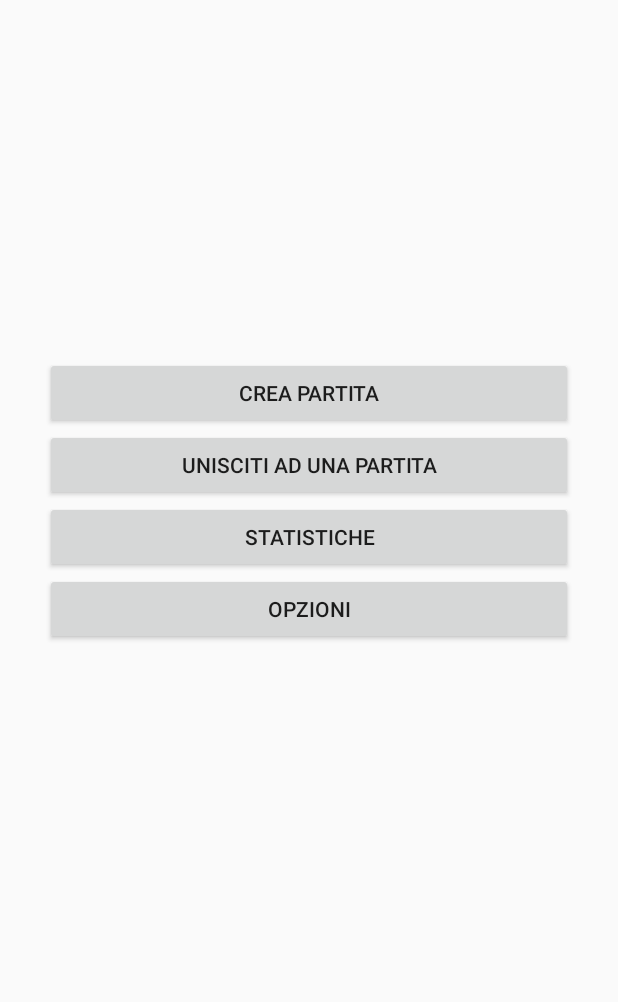
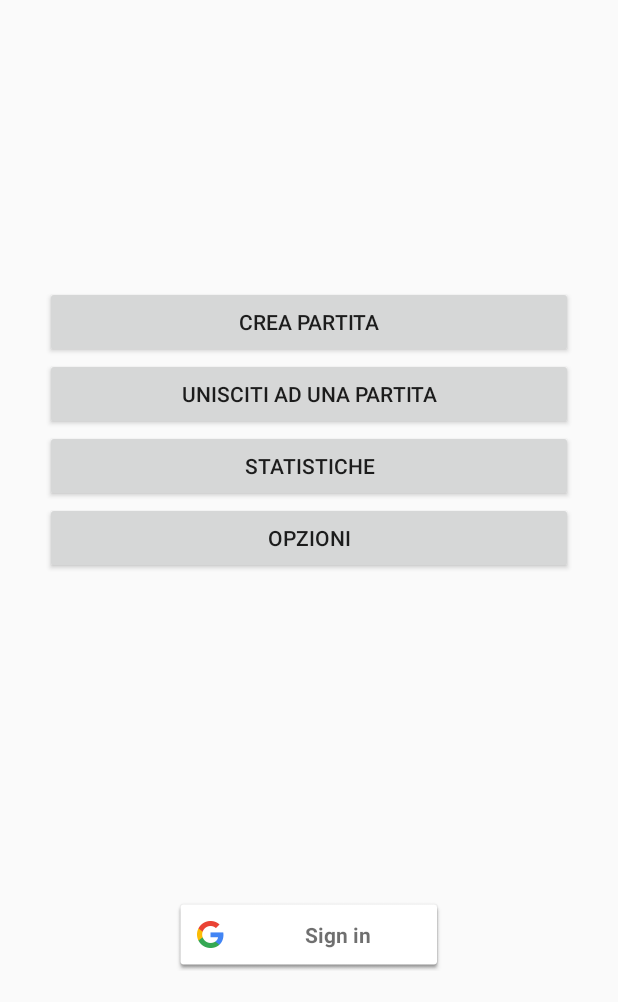
Before and after one commit to beawar/UltimateNotakto, an Android app: the screen it shows after launch (MainActivity), on a phone screen of 412 x 824 dp, the part 234-1236 px from its top. Run offline under Robolectric (Android 15) with nearby library versions, the light colour scheme and no system bars; 1 statement that could not run was skipped.

Commit message:
Iniziata creazione connessione giocatori
Modificata connesione a googleApiClient per avere un'unica istanza per tutta l'app

```diff
--- /dev/null
+++ b/Android/app/src/main/java/com/example/misterweeman/ultimatenotakto/App.java
@@ -0,0 +1,28 @@
+package com.example.misterweeman.ultimatenotakto;
+
+import android.app.Application;
+
+public class App extends Application {
+    private GoogleApiHelper mGoogleApiHelper;
+    private static App mInstance;
+
+    @Override
+    public void onCreate() {
+        super.onCreate();
+
+        mInstance = this;
+        mGoogleApiHelper = new GoogleApiHelper(mInstance);
+    }
+
+    public static synchronized App getInstance() {
+        return mInstance;
+    }
+
+    public GoogleApiHelper getGoogleApiHelperInstace() {
+        return mGoogleApiHelper;
+    }
+
+    public static GoogleApiHelper getGoogleApiHelper() {
+        return getInstance().getGoogleApiHelperInstace();
+    }
+}
--- a/Android/app/src/main/java/com/example/misterweeman/ultimatenotakto/GameActivity.java
+++ b/Android/app/src/main/java/com/example/misterweeman/ultimatenotakto/GameActivity.java
@@ -27,7 +27,7 @@ public class GameActivity extends AppCompatActivity implements GameFragment.Game
             // we could end up with overlapping fragments.
             if (savedInstanceState == null) {
                 // Create a new Fragment to be placed in the activity layout
-                GameFragment gameFragment = new GameFragment();
+                GameFragment gameFragment = GameFragment.newInstance(getIntent().getIntExtra(getString(R.string.ARG_GRID_SIZE), 3));
 
                 // In case this activity was started with special instructions from an
                 // Intent, pass the Intent's extras to the fragment as arguments
--- /dev/null
+++ b/Android/app/src/main/java/com/example/misterweeman/ultimatenotakto/GoogleApiHelper.java
@@ -0,0 +1,86 @@
+package com.example.misterweeman.ultimatenotakto;
+
+import android.content.Context;
+import android.os.Bundle;
+import android.support.annotation.NonNull;
+import android.support.annotation.Nullable;
+import android.view.View;
+
+import com.google.android.gms.common.ConnectionResult;
+import com.google.android.gms.common.api.GoogleApiClient;
+import com.google.android.gms.games.Games;
+
+
+class GoogleApiHelper implements GoogleApiClient.OnConnectionFailedListener, GoogleApiClient.ConnectionCallbacks {
+    private Context context;
+    private GoogleApiClient mGoogleApiClient;
+
+    private ConnectionListener mConnectionListener;
+
+
+    public GoogleApiHelper(Context context) {
+        this.context = context;
+        buildGoogleApiClient();
+    }
+
+    private synchronized void buildGoogleApiClient() {
+        mGoogleApiClient = new GoogleApiClient.Builder(context)
+                .addConnectionCallbacks(this)
+                .addOnConnectionFailedListener(this)
+                .addApi(Games.API).addScope(Games.SCOPE_GAMES)
+                // add others APIs and scopes here as needed
+                .build();
+    }
+
+    public void connect() {
+        if (mGoogleApiClient != null) {
+            mGoogleApiClient.connect();
+        }
+    }
+
+    public void disconnect() {
+        if (mGoogleApiClient != null && mGoogleApiClient.isConnected()) {
+            mGoogleApiClient.disconnect();
+        }
+    }
+
+    public GoogleApiClient getGoogleApiClient() {
+        return mGoogleApiClient;
+    }
+
+    public boolean isConnected() {
+        return mGoogleApiClient != null && mGoogleApiClient.isConnected();
+    }
+
+    @Override
+    public void onConnected(@Nullable Bundle bundle) {
+        if (mConnectionListener != null) {
+            mConnectionListener.onConnected(bundle);
+        }
+    }
+
+    @Override
+    public void onConnectionSuspended(int i) {
+        mGoogleApiClient.connect();
+    }
+
+    @Override
+    public void onConnectionFailed(@NonNull ConnectionResult connectionResult) {
+        if (mConnectionListener != null) {
+            mConnectionListener.onConnectionFailed(connectionResult);
+        }
+    }
+
+    public void setConnectionListener (ConnectionListener connectionListener) {
+        this.mConnectionListener = connectionListener;
+    }
+
+    public boolean isSetConnectionListener () {
+        return mConnectionListener != null;
+    }
+
+    public interface ConnectionListener extends View.OnClickListener {
+        void onConnected(Bundle bundle);
+        void onConnectionFailed(ConnectionResult connectionResult);
+    }
+}
--- a/Android/app/src/main/java/com/example/misterweeman/ultimatenotakto/MainActivity.java
+++ b/Android/app/src/main/java/com/example/misterweeman/ultimatenotakto/MainActivity.java
@@ -6,16 +6,24 @@ import android.support.v7.app.AppCompatActivity;
 import android.util.Log;
 import android.view.View;
 
-
-public class MainActivity extends AppCompatActivity{
+public class MainActivity extends AppCompatActivity {
 
     private static final String TAG = "UltimateNotakto";
+    private SignInFragment signInFragment;
 
     @Override
     protected void onCreate(Bundle savedInstanceState){
         super.onCreate(savedInstanceState);
         setContentView(R.layout.activity_main);
 
+        if (findViewById(R.id.signin_fragment) != null) {
+            if (savedInstanceState == null) {
+                signInFragment = new SignInFragment();
+                signInFragment.setArguments(getIntent().getExtras());
+                getSupportFragmentManager().beginTransaction()
+                        .add(R.id.signin_fragment, signInFragment).commit();
+            }
+        }
     }
 
     // called when the user click "Crea Partita"
--- /dev/null
+++ b/Android/app/src/main/java/com/example/misterweeman/ultimatenotakto/QuickGameActivity.java
@@ -0,0 +1,5 @@
+package com.example.misterweeman.ultimatenotakto;
+
+class QuickGameActivity {
+
+}
--- /dev/null
+++ b/Android/app/src/main/java/com/example/misterweeman/ultimatenotakto/SignInFragment.java
@@ -0,0 +1,168 @@
+package com.example.misterweeman.ultimatenotakto;
+
+import android.app.Activity;
+import android.support.v4.app.Fragment;
+import android.content.Context;
+import android.content.Intent;
+import android.support.annotation.NonNull;
+import android.support.annotation.Nullable;
+import android.os.Bundle;
+import android.view.LayoutInflater;
+import android.view.View;
+import android.view.ViewGroup;
+import android.widget.Button;
+
+import com.google.android.gms.common.ConnectionResult;
+import com.google.android.gms.common.SignInButton;
+import com.google.android.gms.games.Games;
+import com.google.example.games.basegameutils.BaseGameUtils;
+
+import static android.app.Activity.RESULT_OK;
+
+public class SignInFragment extends Fragment implements GoogleApiHelper.ConnectionListener{
+
+    private GoogleApiHelper mGoogleApiHelper;
+
+    private static int RC_SIGN_IN = 9001;
+
+    private boolean mResolvingConnectionFailure = false;
+    private boolean mAutoStartSignInflow = true;
+    private boolean mSignInClicked = false;
+    // set true when you are in the middle of the sign in flow, to know you should not attempt to connect in OnStart()
+    private boolean mInSignInFlow = false;
+    private boolean mExplicitSignOut = false;
+
+    private SignInButton mSignInButton;
+    private Button mSignOutButton;
+//    private View.OnClickListener mClickListener;
+
+
+    @Override
+    public void onCreate(Bundle savedInstanceState) {
+        super.onCreate(savedInstanceState);
+        mGoogleApiHelper = App.getGoogleApiHelper();
+        if (!mGoogleApiHelper.isSetConnectionListener()){
+            mGoogleApiHelper.setConnectionListener(this);
+        }
+    }
+
+    @Nullable
+    @Override
+    public View onCreateView(LayoutInflater inflater, @Nullable ViewGroup container, Bundle savedInstanceState) {
+//        return super.onCreateView(inflater, container, savedInstanceState);
+        final View view = inflater.inflate(R.layout.fragment_signin, container, false);
+        if (view != null){
+            mSignInButton = (SignInButton) view.findViewById(R.id.sign_in_button);
+            mSignOutButton = (Button) view.findViewById(R.id.sign_out_button);
+        }
+        if (mSignInButton != null && mSignOutButton != null){
+            mSignInButton.setOnClickListener(this);
+            mSignOutButton.setOnClickListener(this);
+        }
+        return view;
+    }
+
+    @Override
+    public void onAttach(Context context) {
+        super.onAttach(context);
+        if (mGoogleApiHelper != null) {
+            mGoogleApiHelper.setConnectionListener(this);
+        }
+    }
+
+    @Override
+    public void onDetach() {
+        super.onDetach();
+        if (mGoogleApiHelper != null) {
+            mGoogleApiHelper.setConnectionListener(null);
+        }
+    }
+
+    @Override
+    public void onConnectionFailed(@NonNull ConnectionResult connectionResult) {
+        // if not already resolving
+        if (!mResolvingConnectionFailure) {
+            // if the sign-in button was clicked or if auto sign-in is enabled, launch the sign-in flow
+            if (mSignInClicked || mAutoStartSignInflow) {
+                mAutoStartSignInflow = false;
+                mSignInClicked = false;
+                mResolvingConnectionFailure = false;
+
+                // Attempt to resolve the connection failure using BaseGameUtils
+                if (!BaseGameUtils.resolveConnectionFailure(getActivity(),
+                        mGoogleApiHelper.getGoogleApiClient(), connectionResult, RC_SIGN_IN,
+                        R.string.sign_in_other_error)) {
+                    mResolvingConnectionFailure = false;
+                }
+            }
+
+        }
+        mSignInButton.setVisibility(View.VISIBLE);
+    }
+
+    @Override
+    public void onConnected(@Nullable Bundle bundle) {
+        if (mSignInButton.getVisibility() != View.GONE) {
+            // The player is signed in. Hide the sign-in button and allow the player to proceed
+            mSignInButton.setVisibility(View.GONE);
+            mSignOutButton.setVisibility(View.VISIBLE);
+        }
+        // Your code here: update UI, enable functionality that depends on sign in, etc
+    }
+
+    public void onActivityResult(int requestCode, int resultCode, Intent data) {
+        if (requestCode == RC_SIGN_IN) {
+            mSignInClicked = false;
+            mResolvingConnectionFailure = false;
+            if (resultCode == RESULT_OK) {
+                mGoogleApiHelper.connect();
+            } else {
+                // Bring up an error dialog to alert the user that the sign-in failed
+                BaseGameUtils.showActivityResultError(getActivity(), requestCode, resultCode, R.string.signin_failure);
+            }
+        }
+    }
+
+    public void signIn() {
+        mInSignInFlow = true;
+        mSignInClicked = true;
+        mGoogleApiHelper.connect();
+    }
+
+    public void signOut() {
+        mExplicitSignOut = true;
+        mSignInClicked = false;
+        if (mGoogleApiHelper.isConnected()){
+            Games.signOut(mGoogleApiHelper.getGoogleApiClient());
+            mGoogleApiHelper.disconnect();
+        }
+    }
+
+    @Override
+    public void onStart() {
+        super.onStart();
+        if (!mInSignInFlow && !mExplicitSignOut){
+            // Auto sign-in
+            mGoogleApiHelper.connect();
+        }
+    }
+
+    @Override
+    public void onStop() {
+        super.onStop();
+        mGoogleApiHelper.disconnect();
+    }
+
+    @Override
+    public void onClick(View v) {
+        if (v.getId() == R.id.sign_in_button) {
+            signIn();
+
+        } else if (v.getId() == R.id.sign_out_button) {
+            signOut();
+            mSignInButton.setVisibility(View.VISIBLE);
+            mSignOutButton.setVisibility(View.GONE);
+        }
+    }
+
+}
--- a/Android/app/src/main/res/layout/activity_main.xml
+++ b/Android/app/src/main/res/layout/activity_main.xml
@@ -3,7 +3,8 @@
     xmlns:tools="http://schemas.android.com/tools"
     android:layout_width="match_parent"
     android:layout_height="match_parent"
-    android:orientation="vertical">
+    android:orientation="vertical"
+    android:weightSum="1">
 
     <TextView
         android:id="@+id/mainActivity_title"
@@ -17,10 +18,11 @@
     <LinearLayout
         android:gravity="center"
         android:layout_width="match_parent"
-        android:layout_height="match_parent"
+        android:layout_height="0dp"
         android:orientation="vertical"
         android:layout_marginLeft="30dp"
-        android:layout_marginRight="30dp">
+        android:layout_marginRight="30dp"
+        android:layout_weight="1.01">
 
         <Button
             android:id="@+id/create_game_btn1"
@@ -51,4 +53,14 @@
 
     </LinearLayout>
 
+    <FrameLayout layout="@layout/fragment_signin"
+        android:layout_height="wrap_content"
+        android:layout_width="match_parent"
+        android:id="@+id/signin_fragment" />
+    <!--<fragment-->
+        <!--android:name="com.example.misterweeman.ultimatenotakto.SignInFragment"-->
+        <!--android:id="@+id/signin_fragment"-->
+        <!--android:layout_width="match_parent"-->
+        <!--android:layout_height="match_parent" />-->
+
 </LinearLayout>
--- /dev/null
+++ b/Android/app/src/main/res/layout/fragment_signin.xml
@@ -0,0 +1,23 @@
+<RelativeLayout xmlns:android="http://schemas.android.com/apk/res/android"
+    xmlns:app="http://schemas.android.com/apk/res-auto"
+    xmlns:tools="http://schemas.android.com/tools"
+    android:layout_width="match_parent"
+    android:layout_height="100dp"
+    android:layout_alignParentBottom="true"
+    tools:context="com.example.misterweeman.ultimatenotakto.SignInFragment">
+    <com.google.android.gms.common.SignInButton
+        android:id="@+id/sign_in_button"
+        android:layout_width="180dp"
+        android:layout_height="wrap_content"
+        android:layout_centerInParent="true"/>
+
+    <Button
+        android:id="@+id/sign_out_button"
+        android:layout_width="180dp"
+        android:layout_height="wrap_content"
+        android:text="@string/sign_out"
+        android:visibility="gone"
+        android:layout_centerInParent="true"
+        android:background="@color/common_google_signin_btn_text_dark_default"/>
+
+</RelativeLayout>
--- a/Android/app/src/main/res/layout/game_option_activity.xml
+++ b/Android/app/src/main/res/layout/game_option_activity.xml
@@ -114,6 +114,12 @@
         android:layout_marginBottom="30dp">
 
         <Button
+            android:id="@+id/create_quick_game_btn2"
+            android:layout_width="match_parent"
+            android:layout_height="wrap_content"
+            android:text="@string/create_quick_game"
+            android:onClick="startQuickGame"/>
+        <Button
             android:id="@+id/create_game_btn2"
             android:layout_width="match_parent"
             android:layout_height="wrap_content"
--- a/Android/app/src/main/res/values/strings.xml
+++ b/Android/app/src/main/res/values/strings.xml
@@ -34,4 +34,5 @@
     <string name="oh_no">Oh no!</string>
     <string name="signin_failure">Unable to sign in.</string>
     <string name="sign_out">Sign Out</string>
+    <string name="create_quick_game">Crea partita veloce</string>
 </resources>
--- /dev/null
+++ b/Android/app/src/main/res/values/tags.xml
@@ -0,0 +1,5 @@
+<?xml version="1.0" encoding="utf-8"?>
+<resources>
+    <string name="ARG_PLAYERS_NUM">playersNumber</string>
+    <string name="ARG_GRID_SIZE">gridSize</string>
+</resources>
```
Also changed, not shown: Android/app/src/main/AndroidManifest.xml (+1 -6 lines), Android/app/src/main/java/com/example/misterweeman/ultimatenotakto/GameOptionActivity.java (+48 -1 lines), Android/app/src/main/java/com/example/misterweeman/ultimatenotakto/SigninActivity.java (deleted, +0 -141 lines), Android/app/src/main/res/layout/activity_signin.xml (deleted, +0 -27 lines).
